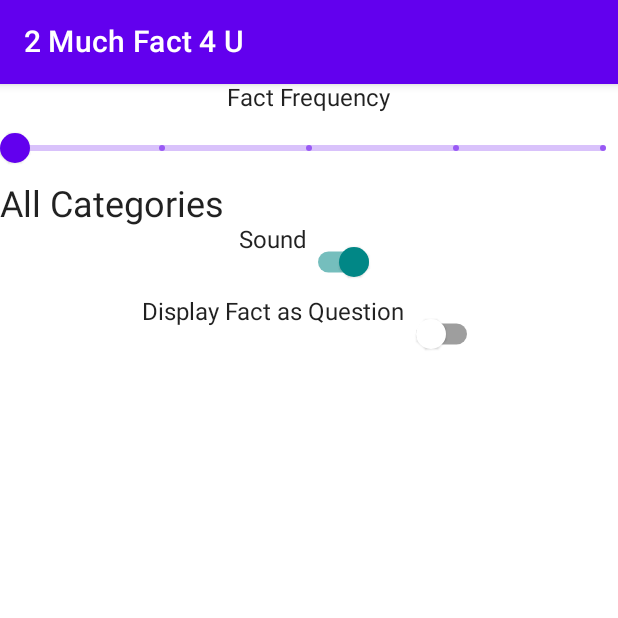
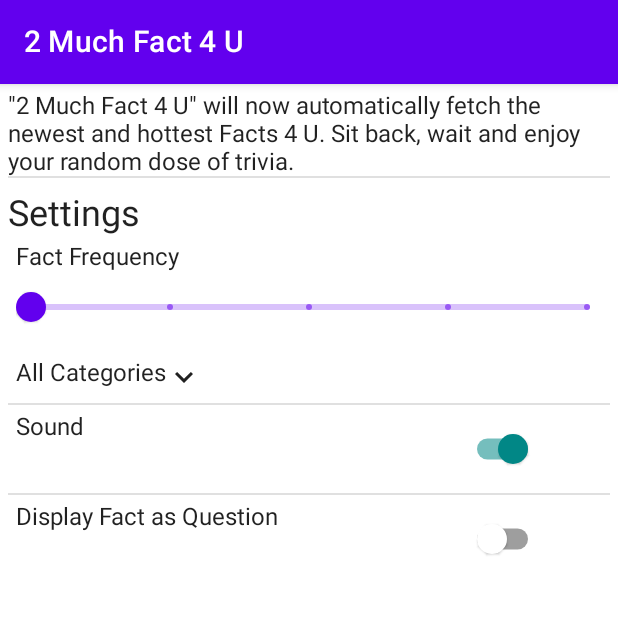
Before and after one commit to DworshiFH/TooMuchFact4U, an Android app built with Jetpack Compose: the screen it shows after launch (MainActivity), on a phone screen of 412 x 824 dp, the top half of it. Run offline under Robolectric (Android 15) with nearby library versions, the phone set to English and light mode, and no system bars.

Commit message:
Homescreen done. RESTful API implementation begun but not finished (causes crashes).

```diff
--- a/app/build.gradle
+++ b/app/build.gradle
@@ -61,4 +61,9 @@ dependencies {
 
     //Navigation Component
     implementation "androidx.navigation:navigation-compose:$nav_version"
+
+    //Retrofit
+    implementation 'com.squareup.retrofit2:retrofit:2.9.0'
+    implementation "com.squareup.okhttp3:okhttp:5.0.0-alpha.2"
+    implementation 'com.squareup.retrofit2:converter-gson:2.9.0'
 }
--- a/app/src/main/AndroidManifest.xml
+++ b/app/src/main/AndroidManifest.xml
@@ -1,6 +1,8 @@
 <?xml version="1.0" encoding="utf-8"?>
 <manifest xmlns:android="http://schemas.android.com/apk/res/android"
     package="at.ac.fhcampuswien.toomuchfact4u">
+
+    <uses-permission android:name="android.permission.INTERNET" />
 
     <application
         android:allowBackup="true"
--- a/app/src/main/java/at/ac/fhcampuswien/toomuchfact4u/MainActivity.kt
+++ b/app/src/main/java/at/ac/fhcampuswien/toomuchfact4u/MainActivity.kt
@@ -19,6 +19,7 @@ class MainActivity : ComponentActivity() {
     override fun onStart(){
         super.onStart()
         Log.i("MainActivity", "onStart called")
+        //TODO start Fact Thread
     }
 
     override fun onResume(){
@@ -64,4 +65,8 @@ fun MyApp(content: @Composable () -> Unit){
     TooMuchFact4UTheme() {
         content()
     }
+
+    //val fact1: Fact
+    //fact1 = Fact(question = "asdf", incorrectAnswers = listOf("asdf","asdf"), correctAnswer = "asdf")
+
 }
--- /dev/null
+++ b/app/src/main/java/at/ac/fhcampuswien/toomuchfact4u/api/FactsAPI.kt
@@ -0,0 +1,46 @@
+package at.ac.fhcampuswien.toomuchfact4u.api
+
+import android.util.Log
+import at.ac.fhcampuswien.toomuchfact4u.Fact
+import kotlinx.coroutines.CoroutineScope
+import kotlinx.coroutines.Dispatchers
+import kotlinx.coroutines.launch
+import kotlinx.coroutines.withContext
+import retrofit2.*
+import retrofit2.converter.gson.GsonConverterFactory
+import retrofit2.http.GET
+import retrofit2.http.Path
+
+interface FactsAPI {
+
+
+    @GET("api.php?amount=1&{category}")
+    suspend fun getFactFromCategory(
+        @Path("category") category: String
+    ) : List<Fact>
+
+    @GET("api.php?amount=10")
+    suspend fun getRandomFact() : Response<List<Fact>>
+
+    /*companion object {
+        var apiService: FactsAPI? = null
+        fun getInstance() : FactsAPI {
+            if (apiService == null) {
+                apiService = Retrofit.Builder()
+                    .baseUrl("https://opentdb.com/")
+                    .addConverterFactory(GsonConverterFactory.create())
+                    .build().create(FactsAPI::class.java)
+            }
+
+
+
+            return apiService!!
+        }
+    }*/
+}
+
+/*
+"https://opentdb.com/api.php?amount=1" //All
+"https://opentdb.com/api.php?amount=1&category=21" //Sports
+"https://opentdb.com/api.php?amount=1&category=23" //History
+ */
--- a/app/src/main/java/at/ac/fhcampuswien/toomuchfact4u/screens/home/HomeScreen.kt
+++ b/app/src/main/java/at/ac/fhcampuswien/toomuchfact4u/screens/home/HomeScreen.kt
@@ -1,20 +1,21 @@
 package at.ac.fhcampuswien.toomuchfact4u.screens.home
 
-import android.graphics.Color
 import android.util.Log
-import androidx.compose.foundation.background
 import androidx.compose.foundation.clickable
 import androidx.compose.foundation.layout.*
 import androidx.compose.material.*
+import androidx.compose.material.icons.Icons
+import androidx.compose.material.icons.filled.KeyboardArrowDown
+import androidx.compose.material.icons.filled.KeyboardArrowUp
 import androidx.compose.runtime.*
 import androidx.compose.ui.Alignment
 import androidx.compose.ui.Modifier
 import androidx.compose.ui.tooling.preview.Preview
+import androidx.compose.ui.unit.dp
 import at.ac.fhcampuswien.toomuchfact4u.viewmodels.FactViewModel
 import androidx.lifecycle.viewmodel.compose.viewModel
 import androidx.navigation.NavController
 import androidx.navigation.compose.rememberNavController
-import at.ac.fhcampuswien.toomuchfact4u.Fact
 
 @Preview(showBackground = true)
 @Composable
@@ -32,11 +33,26 @@ fun HomeScreen(navController: NavController = rememberNavController(), viewModel
 
 @Composable
 fun MainContent(/*TODO Navigation Component*/ viewModel: FactViewModel){
+
     Column(modifier = Modifier
-        .fillMaxWidth(),
-        horizontalAlignment = Alignment.CenterHorizontally
+        .fillMaxWidth()
+        .padding(5.dp),
+        horizontalAlignment = Alignment.Start
     ) {
+        Text(text = "\"2 Much Fact 4 U\" will now automatically fetch the newest and hottest Facts 4 U. Sit back, wait and enjoy your random dose of trivia.")
 
+        Divider()
+
+        Surface(modifier = Modifier.height(10.dp)) {
+
+        } //height separation
+
+        Text(text = "Settings", style = MaterialTheme.typography.h5)
+
+        Surface(modifier = Modifier
+            .fillMaxWidth()
+            .padding(5.dp),) {
+            Column(){
                 Text(text = "Fact Frequency")
                 var sliderPosition by remember { mutableStateOf(0f) }
                 Slider(
@@ -53,13 +69,22 @@ fun MainContent(/*TODO Navigation Component*/ viewModel: FactViewModel){
                     },
                     steps = 3
                 )
+            }
+        }
 
         DropdownCategorySelector(viewModel)
 
+        Divider()
+
         val useSoundState = remember { mutableStateOf(true)}
-        Row(){
-            Text(text = "Sound")
-            Switch(
+        Row(modifier = Modifier
+            .padding(5.dp)
+            .fillMaxWidth()){
+            Column(modifier = Modifier.width(300.dp)) {
+                Text(text = "Sound", style = MaterialTheme.typography.body1)
+            }
+            Column(modifier = Modifier.width(100.dp)) {
+                Switch( // sound Switch
                     checked = useSoundState.value,
                     onCheckedChange = {
                         useSoundState.value = it
@@ -68,18 +93,30 @@ fun MainContent(/*TODO Navigation Component*/ viewModel: FactViewModel){
                     }
                 )
             }
+        }
+
+        Divider()
 
         val factAsQuestionCheckedState = remember { mutableStateOf(false)}
-        Row(){
-            Text(text = "Display Fact as Question")
-            Switch(
+        Row(modifier = Modifier
+            .padding(5.dp)
+            .fillMaxWidth()){
+            Column(modifier = Modifier.width(300.dp)){
+                Text(text = "Display Fact as Question", style = MaterialTheme.typography.body1)
+            }
+            Column(modifier = Modifier.width(100.dp)) {
+                Switch( // Display Fact as Question Switch
                     checked = factAsQuestionCheckedState.value,
                     onCheckedChange = {
                         factAsQuestionCheckedState.value = it
                         viewModel.setDisplayFactAsQuestion(it)
                         //TODO: Notification
+
+                        viewModel.fetchNewFact()
+
                     }
                 )
+            }
         }
     }
 }
@@ -94,16 +131,24 @@ fun DropdownCategorySelector(viewModel: FactViewModel) {
 
     var selectedIndex by remember { mutableStateOf(0) }
     Box(modifier = Modifier
+        .padding(5.dp)
+        .clickable(onClick = { expanded = true })
         .fillMaxWidth()) {
+        Row(horizontalArrangement = Arrangement.Start){
             Text(text = items[selectedIndex],
-            modifier = Modifier
-                .fillMaxWidth()
-                .clickable(onClick = { expanded = true }),
-        style = MaterialTheme.typography.h5)
+                style = MaterialTheme.typography.body1)
+            if(expanded){
+                Icon(Icons.Default.KeyboardArrowUp, contentDescription = "Arrow Up")
+            } else {
+                Icon(Icons.Default.KeyboardArrowDown, contentDescription = "Arrow Down")
+            }
+        }
+
         DropdownMenu(
             expanded = expanded,
             onDismissRequest = { expanded = false },
-            modifier = Modifier.fillMaxWidth()
+            modifier = Modifier
+                .fillMaxWidth()
         ) {
             items.forEachIndexed { index, s ->
                 DropdownMenuItem(onClick = {
@@ -113,9 +158,10 @@ fun DropdownCategorySelector(viewModel: FactViewModel) {
                     Log.i("HomeScreen", "index = $index")
                     Log.i("HomeScreen", "Category = " + viewModel.getURL())
                 }) {
-                    Text(text = items[index])
+                    Text(text = items[index], style = MaterialTheme.typography.body1)
                 }
             }
         }
     }
+
 }
```
Also changed, not shown: app/src/main/java/at/ac/fhcampuswien/toomuchfact4u/Fact.kt (+19 -7 lines), app/src/main/java/at/ac/fhcampuswien/toomuchfact4u/api/ApiMethods.kt (added, +7 -0 lines), app/src/main/java/at/ac/fhcampuswien/toomuchfact4u/api/ArrayJSONModel.kt (added, +16 -0 lines), app/src/main/java/at/ac/fhcampuswien/toomuchfact4u/api/NestedJSONModel.kt (added, +13 -0 lines), app/src/main/java/at/ac/fhcampuswien/toomuchfact4u/viewmodels/FactViewModel.kt (+62 -7 lines). Lines whose indentation alone changed are shown as unchanged.
